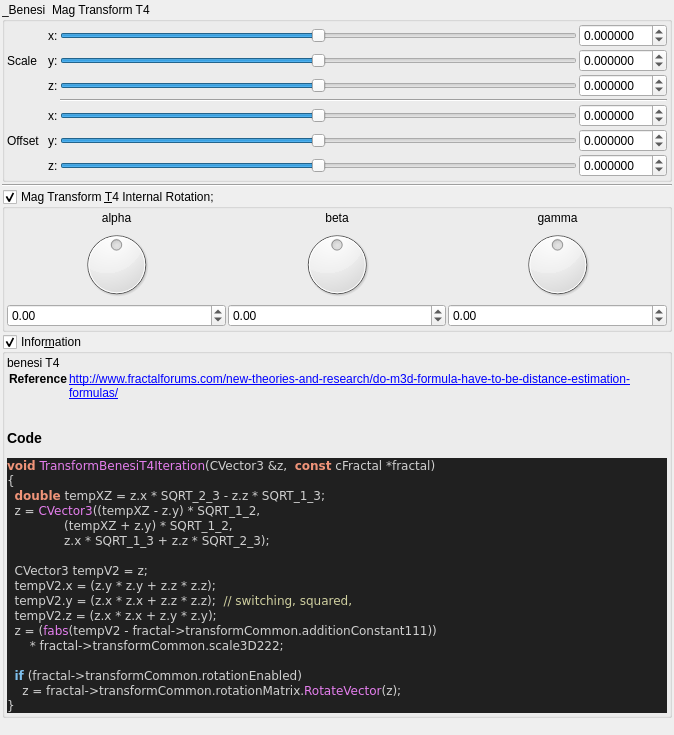
The window that mandelbulber2/qt_data/fractal_transf_benesi_T4.ui (buddhi1980/mandelbulber2) describes before a commit, drawn with Qt 5.
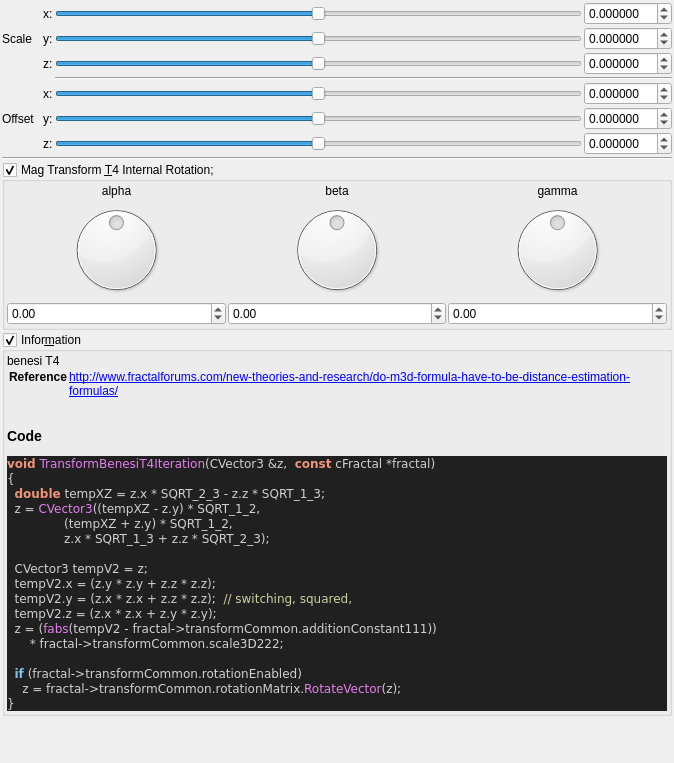
The same window after the commit. Custom widgets are drawn as their Qt base class.

```diff
--- a/mandelbulber2/qt_data/fractal_transf_benesi_T4.ui
+++ b/mandelbulber2/qt_data/fractal_transf_benesi_T4.ui
@@ -7,7 +7,7 @@
     <x>0</x>
     <y>0</y>
     <width>674</width>
-    <height>735</height>
+    <height>763</height>
    </rect>
   </property>
   <property name="windowTitle">
@@ -30,33 +30,6 @@
     <number>2</number>
    </property>
    <item>
-    <widget class="QGroupBox" name="groupBox">
-     <property name="toolTip">
-      <string>&lt;html&gt;&lt;head/&gt;&lt;body&gt;&lt;p&gt;&lt;span style=&quot; color:#000000;&quot;&gt;benesi T4 &lt;/span&gt;&lt;/p&gt;&lt;p&gt;&lt;span style=&quot; font-family:'Courier New,courier'; color:#000000;&quot;&gt;http://www.fractalforums.com/new-theories-and-research/do-m3d-formula-have-to-be-distance-estimation-formulas/&lt;/span&gt;&lt;/p&gt;&lt;/body&gt;&lt;/html&gt;</string>
-     </property>
-     <property name="title">
-      <string>_Benesi  Mag Transform T4</string>
-     </property>
-     <property name="checkable">
-      <bool>false</bool>
-     </property>
-     <layout class="QVBoxLayout" name="verticalLayout_29" stretch="0">
-      <property name="spacing">
-       <number>2</number>
-      </property>
-      <property name="leftMargin">
-       <number>2</number>
-      </property>
-      <property name="topMargin">
-       <number>2</number>
-      </property>
-      <property name="rightMargin">
-       <number>2</number>
-      </property>
-      <property name="bottomMargin">
-       <number>2</number>
-      </property>
-      <item>
        <layout class="QGridLayout" name="gridLayout_63">
         <property name="spacing">
          <number>2</number>
@@ -425,9 +398,6 @@
          </widget>
         </item>
        </layout>
-      </item>
-     </layout>
-    </widget>
    </item>
    <item>
     <widget class="Line" name="line_55">
```
Lines whose indentation alone changed are shown as unchanged.
